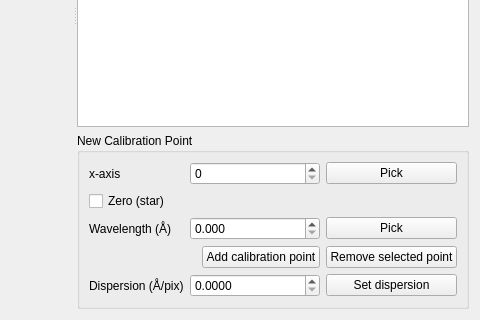
Qt form ui/calibrate_spectrum.ui (GuLinux/PySpectrum) before a commit; both pictures show x 261 to 741 and y 291 to 611 of the 741 by 611 pixel window.
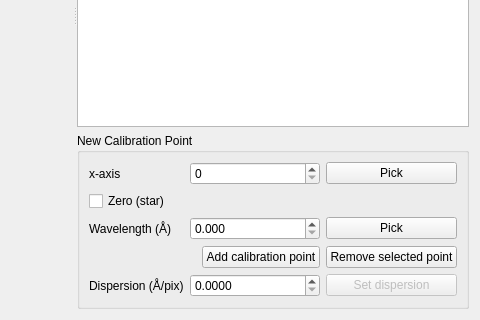
The same form after that commit. Icons and pictures are not drawn.

Patch:
```diff
--- a/ui/calibrate_spectrum.ui
+++ b/ui/calibrate_spectrum.ui
@@ -121,6 +121,9 @@
           </item>
           <item row="4" column="4">
            <widget class="QPushButton" name="set_dispersion">
+            <property name="enabled">
+             <bool>false</bool>
+            </property>
             <property name="text">
              <string>Set dispersion</string>
             </property>
```
